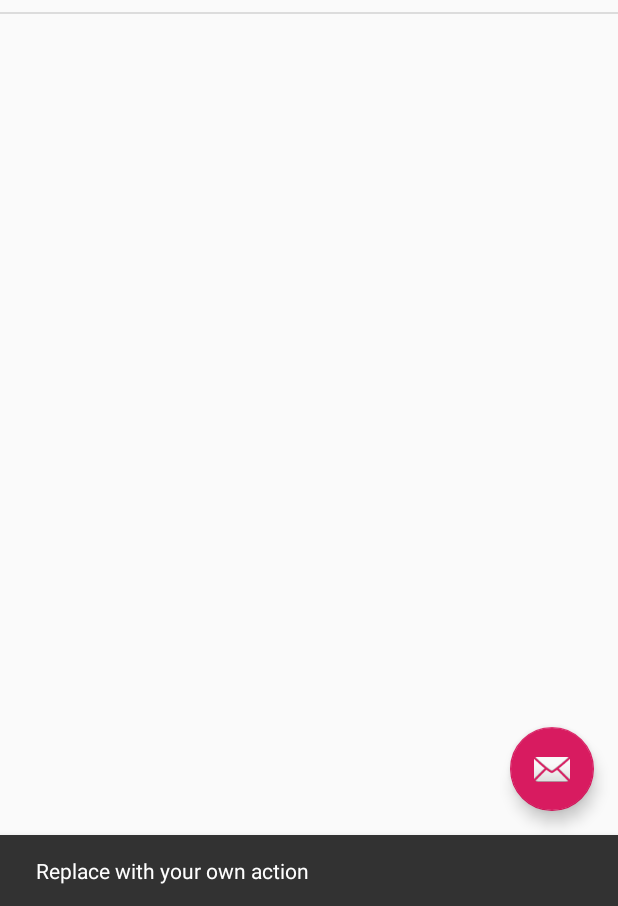
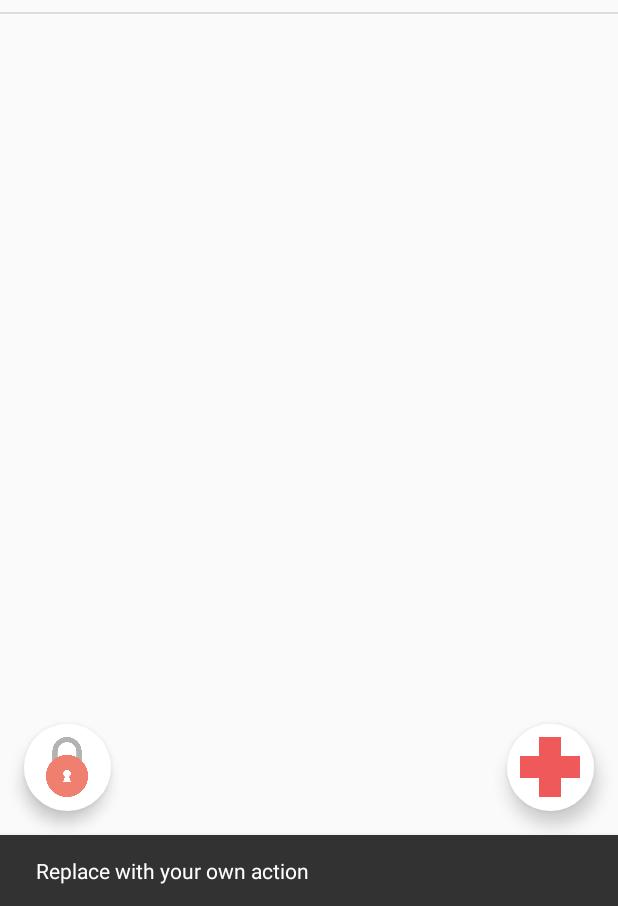
Before and after one commit to jungg23/KYJY, an Android app: the screen it shows after launch (MainActivity), after a tap on an icon or button, on a phone screen of 412 x 824 dp, the part 330-1236 px from its top. Run offline under Robolectric (Android 15) with nearby library versions, the phone set to English and light mode, and no system bars.

Commit message:
setting 설정

```diff
--- a/app/src/main/res/layout/activity_main.xml
+++ b/app/src/main/res/layout/activity_main.xml
@@ -29,7 +29,21 @@
         android:layout_height="wrap_content"
         android:layout_gravity="bottom|end"
         android:layout_margin="@dimen/fab_margin"
-        app:srcCompat="@android:drawable/ic_dialog_email" />
+        app:srcCompat="@drawable/cross"
+        android:backgroundTint="@color/white"
+        app:fabSize="normal"
+        app:borderWidth="0dp"/>
+
+    <android.support.design.widget.FloatingActionButton
+        android:id="@+id/fab_security"
+        android:layout_width="wrap_content"
+        android:layout_height="wrap_content"
+        android:layout_gravity="bottom"
+        android:layout_margin="@dimen/fab_margin"
+        app:srcCompat="@drawable/lock"
+        android:backgroundTint="@color/white"
+        app:fabSize="normal"
+        app:borderWidth="0dp"/>
 
 
 </android.support.design.widget.CoordinatorLayout>
--- a/app/src/main/res/menu/menu_main.xml
+++ b/app/src/main/res/menu/menu_main.xml
@@ -2,9 +2,26 @@
     xmlns:app="http://schemas.android.com/apk/res-auto"
     xmlns:tools="http://schemas.android.com/tools"
     tools:context="com.example.kyjy.MainActivity">
+
     <item
-        android:id="@+id/action_settings"
+        android:id="@+id/action_authority"
         android:orderInCategory="100"
-        android:title="@string/action_settings"
+        android:title="@string/action_authority"
         app:showAsAction="never" />
+    <item
+        android:id="@+id/action_password"
+        android:orderInCategory="100"
+        android:title="@string/action_password"
+        app:showAsAction="never" />
+    <item
+        android:id="@+id/action_logout"
+        android:orderInCategory="100"
+        android:title="@string/action_logout"
+        app:showAsAction="never" />
+    <item
+        android:id="@+id/ex"
+        android:orderInCategory="100"
+        android:title="혜령언니"
+        app:showAsAction="never" />
+
 </menu>
--- a/app/src/main/res/values/colors.xml
+++ b/app/src/main/res/values/colors.xml
@@ -3,4 +3,5 @@
     <color name="colorPrimary">#008577</color>
     <color name="colorPrimaryDark">#00574B</color>
     <color name="colorAccent">#D81B60</color>
+    <color name="white">#FFFFFF</color>
 </resources>
--- a/app/src/main/res/values/dimens.xml
+++ b/app/src/main/res/values/dimens.xml
@@ -1,3 +1,5 @@
-<resources>
+<resources xmlns:tools="http://schemas.android.com/tools">
     <dimen name="fab_margin">16dp</dimen>
+    <dimen name="design_fab_size_normal" tools:override="true">58dp</dimen>
+    <dimen name="design_fab_image_size" tools:override="true">40dp</dimen>
 </resources>
--- a/app/src/main/res/values/strings.xml
+++ b/app/src/main/res/values/strings.xml
@@ -1,4 +1,6 @@
 <resources>
     <string name="app_name">강약중간약</string>
-    <string name="action_settings">Settings</string>
+    <string name="action_authority">권한변경</string>
+    <string name="action_password">비밀번호 설정</string>
+    <string name="action_logout">로그아웃</string>
 </resources>
```
Also changed, not shown: app/src/main/res/drawable-v24/cross.png (added), app/src/main/res/drawable-v24/lock.png (added).
